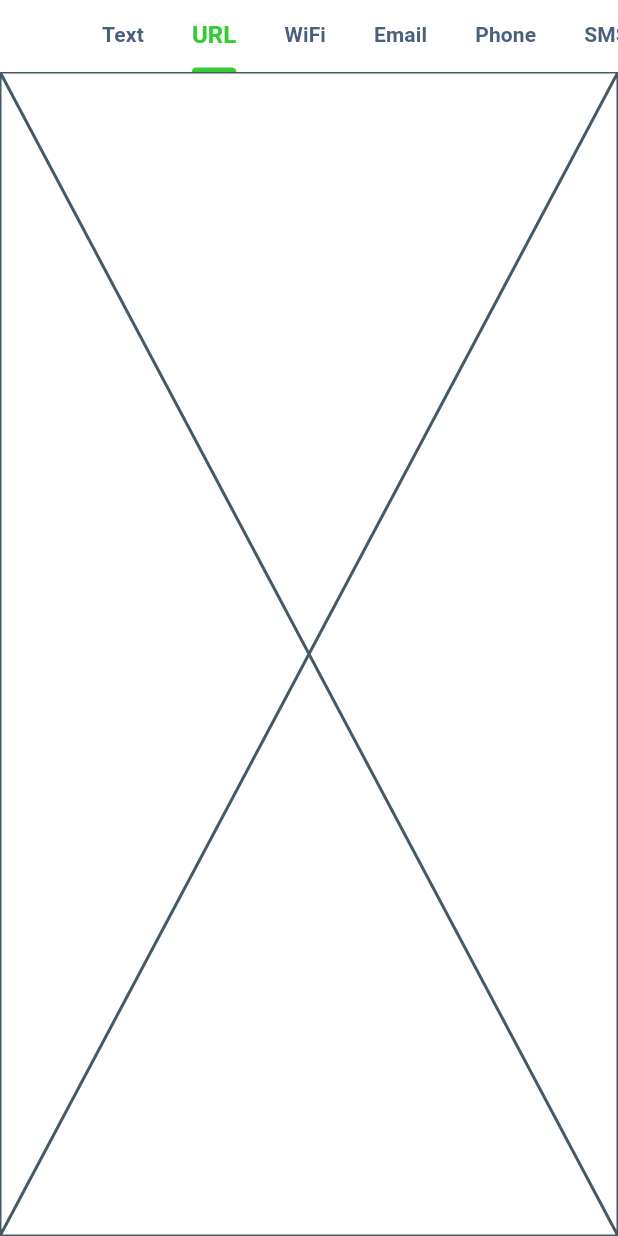
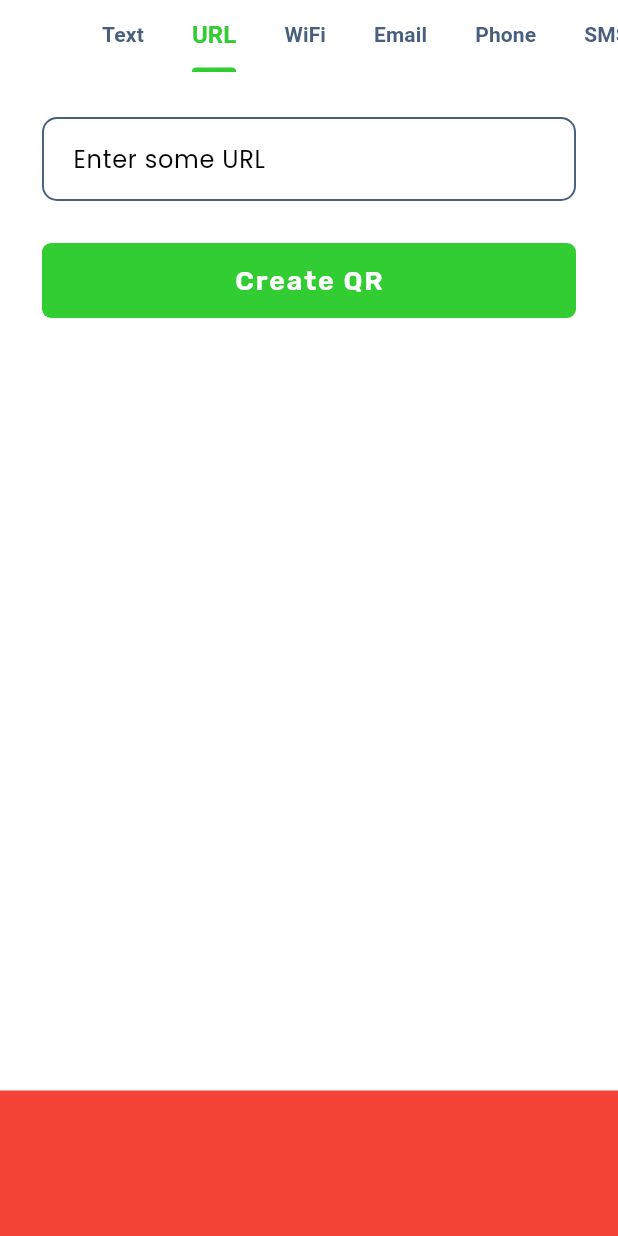
Before and after one commit to aprimr/Qr-Scanner, a Flutter app: the Create screen opened directly, tab 2 chosen, on a phone screen of 412 x 824 dp. Run offline on Flutter 3.47's test engine with Material 3 defaults, Android fonts, the light colour scheme and no system bars; our stand-ins replace google_fonts, hugeicons, qr_flutter, share_plus, shared_preferences; missing offline and left inert: app_settings, gal, mobile_scanner; accounts and stored records are empty.

Commit message:
screen/add: Create Url Qr screen

```diff
--- a/lib/screens/create_tabs/create_text_qr.dart
+++ b/lib/screens/create_tabs/create_text_qr.dart
@@ -1,6 +1,7 @@
 import 'package:flutter/material.dart';
 import 'package:google_fonts/google_fonts.dart';
 import 'package:qr_code/utils/routes.dart';
+import 'package:qr_code/widgets/buttons/primary_button.dart';
 
 class CreateTextQr extends StatefulWidget {
   const CreateTextQr({super.key});
@@ -67,9 +68,8 @@ class _CreateTextQrState extends State<CreateTextQr> {
                         label: Text(
                           " Enter some text ",
                           style: TextStyle(
-                            fontWeight: FontWeight.w600,
                             fontFamily: GoogleFonts.poppins().fontFamily,
-                            color: Theme.of(context).colorScheme.outline,
+                            color: Theme.of(context).colorScheme.inverseSurface,
                           ),
                         ),
                         errorStyle: TextStyle(
@@ -88,7 +88,7 @@ class _CreateTextQrState extends State<CreateTextQr> {
                           borderRadius: BorderRadius.circular(10),
                           borderSide: BorderSide(
                             width: 1.5,
-                            color: Theme.of(context).colorScheme.outline,
+                            color: Theme.of(context).colorScheme.primary,
                           ),
                         ),
                         errorBorder: OutlineInputBorder(
@@ -108,31 +108,7 @@ class _CreateTextQrState extends State<CreateTextQr> {
                       ),
                     ),
                     SizedBox(height: 28),
-                    FilledButton(
-                      onPressed: submitForm,
-                      style: ButtonStyle(
-                        shape: WidgetStatePropertyAll(
-                          RoundedRectangleBorder(
-                            borderRadius: BorderRadius.circular(6),
-                          ),
-                        ),
-                      ),
-                      child: SizedBox(
-                        height: 50,
-                        width: double.infinity,
-                        child: Center(
-                          child: Text(
-                            "Create QR",
-                            style: TextStyle(
-                              fontSize: 18,
-                              letterSpacing: 1.2,
-                              fontWeight: FontWeight.w600,
-                              fontFamily: GoogleFonts.rubik().fontFamily,
-                            ),
-                          ),
-                        ),
-                      ),
-                    ),
+                    PrimaryButton(onSubmit: submitForm, label: "Create QR"),
                   ],
                 ),
               ),
--- a/lib/screens/create_tabs/create_url_qr.dart
+++ b/lib/screens/create_tabs/create_url_qr.dart
@@ -1,10 +1,122 @@
 import 'package:flutter/material.dart';
+import 'package:google_fonts/google_fonts.dart';
+import 'package:qr_code/utils/routes.dart';
+import 'package:qr_code/widgets/buttons/primary_button.dart';
 
-class CreateUrlQr extends StatelessWidget {
+class CreateUrlQr extends StatefulWidget {
   const CreateUrlQr({super.key});
 
   @override
+  State<CreateUrlQr> createState() => _CreateUrlQrState();
+}
+
+class _CreateUrlQrState extends State<CreateUrlQr> {
+  final _formKey = GlobalKey<FormState>();
+
+  // controllers for form input
+  final TextEditingController _urlController = TextEditingController();
+
+  @override
+  void dispose() {
+    _urlController.dispose();
+    super.dispose();
+  }
+
+  // Submit form
+  void submitForm() {
+    if (_formKey.currentState!.validate()) {
+      String url = _urlController.text;
+      // Navigate to Create Result Screen
+      Navigator.pushNamed(context, AppRoutes.createResultRoute, arguments: url);
+    }
+  }
+
+  @override
   Widget build(BuildContext context) {
-    return const Placeholder();
+    return Column(
+      children: [
+        Expanded(
+          flex: 7,
+          child: Container(
+            padding: EdgeInsets.symmetric(horizontal: 28, vertical: 10),
+            child: Form(
+              key: _formKey,
+              child: SingleChildScrollView(
+                child: Column(
+                  children: [
+                    SizedBox(height: 20),
+                    TextFormField(
+                      controller: _urlController,
+                      validator: (value) {
+                        final urlRegex = RegExp(
+                          r'^(https?:\/\/(?:www\.|(?!www))[a-zA-Z0-9][a-zA-Z0-9-]+\.[^\s]{2,}|www\.[a-zA-Z0-9][a-zA-Z0-9-]+\.[^\s]{2,})$',
+                        );
+                        if (value == null || value.isEmpty) {
+                          return 'Please enter URL';
+                        }
+                        if (value.toString().length >= 1000) {
+                          return "Maximum 1k characters allowed";
+                        }
+                        if (!urlRegex.hasMatch(value)) {
+                          return "Please enter correct url";
+                        }
+                        return null;
+                      },
+                      cursorColor: Theme.of(context).colorScheme.inverseSurface,
+                      decoration: InputDecoration(
+                        alignLabelWithHint: true,
+                        label: Text(
+                          " Enter some URL ",
+                          style: TextStyle(
+                            fontFamily: GoogleFonts.poppins().fontFamily,
+                            color: Theme.of(context).colorScheme.inverseSurface,
+                          ),
+                        ),
+                        errorStyle: TextStyle(
+                          fontSize: 12,
+                          color: Theme.of(context).colorScheme.error,
+                          fontFamily: GoogleFonts.poppins().fontFamily,
+                        ),
+                        enabledBorder: OutlineInputBorder(
+                          borderRadius: BorderRadius.circular(10),
+                          borderSide: BorderSide(
+                            width: 1.3,
+                            color: Theme.of(context).colorScheme.outline,
+                          ),
+                        ),
+                        focusedBorder: OutlineInputBorder(
+                          borderRadius: BorderRadius.circular(10),
+                          borderSide: BorderSide(
+                            width: 1.5,
+                            color: Theme.of(context).colorScheme.primary,
+                          ),
+                        ),
+                        errorBorder: OutlineInputBorder(
+                          borderRadius: BorderRadius.circular(10),
+                          borderSide: BorderSide(
+                            width: 1.3,
+                            color: Theme.of(context).colorScheme.error,
+                          ),
+                        ),
+                        focusedErrorBorder: OutlineInputBorder(
+                          borderRadius: BorderRadius.circular(10),
+                          borderSide: BorderSide(
+                            width: 1.5,
+                            color: Theme.of(context).colorScheme.error,
+                          ),
+                        ),
+                      ),
+                    ),
+                    SizedBox(height: 28),
+                    PrimaryButton(onSubmit: submitForm, label: "Create QR"),
+                  ],
+                ),
+              ),
+            ),
+          ),
+        ),
+        Expanded(flex: 1, child: Container(color: Colors.red)),
+      ],
+    );
   }
 }
--- /dev/null
+++ b/lib/widgets/buttons/primary_button.dart
@@ -0,0 +1,35 @@
+import 'package:flutter/material.dart';
+import 'package:google_fonts/google_fonts.dart';
+
+class PrimaryButton extends StatelessWidget {
+  final Function() onSubmit;
+  final String label;
+  const PrimaryButton({super.key, required this.onSubmit, required this.label});
+
+  @override
+  Widget build(BuildContext context) {
+    return FilledButton(
+      onPressed: onSubmit,
+      style: ButtonStyle(
+        shape: WidgetStatePropertyAll(
+          RoundedRectangleBorder(borderRadius: BorderRadius.circular(6)),
+        ),
+      ),
+      child: SizedBox(
+        height: 50,
+        width: double.infinity,
+        child: Center(
+          child: Text(
+            label,
+            style: TextStyle(
+              fontSize: 18,
+              letterSpacing: 1.2,
+              fontWeight: FontWeight.w600,
+              fontFamily: GoogleFonts.rubik().fontFamily,
+            ),
+          ),
+        ),
+      ),
+    );
+  }
+}
```
